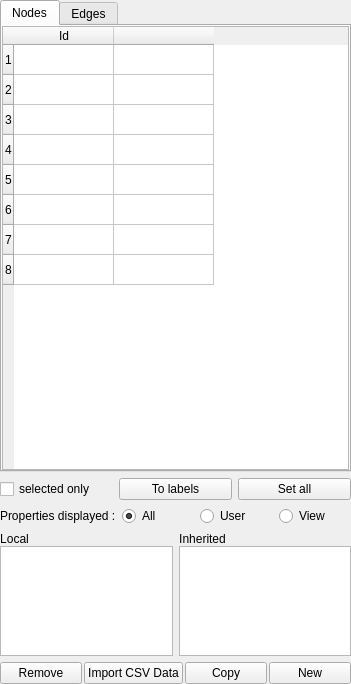
The window that library/tulip-qt/designer/PropertyDialog.ui (vadivelselvaraj/TulipGLImprovement) describes before a commit, drawn with Qt 5.
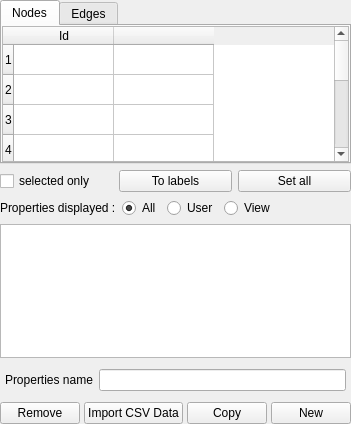
The same window after the commit. Custom widgets are drawn as their Qt base class.

Commit message: Add new properties widget.

The edit to the form file:
```diff
--- a/library/tulip-qt/designer/PropertyDialog.ui
+++ b/library/tulip-qt/designer/PropertyDialog.ui
@@ -1,17 +1,19 @@
 <?xml version="1.0" encoding="UTF-8"?>
 <ui version="4.0">
  <class>PropertyDialogData</class>
- <widget class="QWidget" name="PropertyDialogData">
-  <property name="geometry">
+ <widget class="QWidget" name="PropertyDialogData" >
+  <property name="geometry" >
    <rect>
     <x>0</x>
     <y>0</y>
-    <width>351</width>
-    <height>684</height>
+    <width>314</width>
+    <height>424</height>
    </rect>
   </property>
-  <property name="sizePolicy">
-   <sizepolicy hsizetype="Expanding" vsizetype="Expanding">
+  <property name="sizePolicy" >
+   <sizepolicy>
+    <hsizetype>7</hsizetype>
+    <vsizetype>7</vsizetype>
     <horstretch>0</horstretch>
     <verstretch>0</verstretch>
    </sizepolicy>
@@ -31,22 +33,35 @@
   <property name="windowTitle">
    <string>Property Editor</string>
   </property>
-  <layout class="QVBoxLayout" name="verticalLayout">
-   <property name="margin">
+  <layout class="QGridLayout" >
+   <property name="margin" >
     <number>0</number>
    </property>
-   <item>
-    <layout class="QVBoxLayout">
-     <property name="spacing">
+   <property name="spacing" >
+    <number>0</number>
+   </property>
+   <item row="0" column="0" >
+    <layout class="QVBoxLayout" >
+     <property name="margin" >
+      <number>0</number>
+     </property>
+     <property name="spacing" >
       <number>6</number>
      </property>
-     <property name="margin">
+     <item>
+      <layout class="QVBoxLayout" >
+       <property name="margin" >
       <number>0</number>
      </property>
+       <property name="spacing" >
+        <number>6</number>
+       </property>
      <item>
-      <widget class="QTabWidget" name="tabWidget">
-       <property name="sizePolicy">
-        <sizepolicy hsizetype="Expanding" vsizetype="Expanding">
+        <widget class="QTabWidget" name="tabWidget" >
+         <property name="sizePolicy" >
+          <sizepolicy>
+           <hsizetype>7</hsizetype>
+           <vsizetype>7</vsizetype>
          <horstretch>0</horstretch>
          <verstretch>2</verstretch>
         </sizepolicy>
@@ -67,17 +82,19 @@
         <attribute name="title">
          <string>Nodes</string>
         </attribute>
-        <layout class="QGridLayout">
-         <property name="margin">
+          <layout class="QGridLayout" >
+           <property name="margin" >
           <number>0</number>
          </property>
          <property name="spacing">
           <number>6</number>
          </property>
-         <item row="0" column="0">
-          <widget class="PropertyWidget" name="tableNodes">
-           <property name="sizePolicy">
-            <sizepolicy hsizetype="Ignored" vsizetype="Expanding">
+           <item row="0" column="0" >
+            <widget class="PropertyWidget" name="tableNodes" >
+             <property name="sizePolicy" >
+              <sizepolicy>
+               <hsizetype>13</hsizetype>
+               <vsizetype>7</vsizetype>
              <horstretch>0</horstretch>
              <verstretch>0</verstretch>
             </sizepolicy>
@@ -147,16 +164,16 @@
       </widget>
      </item>
      <item>
-      <layout class="QHBoxLayout">
-       <property name="spacing">
-        <number>6</number>
-       </property>
-       <property name="margin">
+        <layout class="QHBoxLayout" >
+         <property name="margin" >
         <number>0</number>
        </property>
+         <property name="spacing" >
+          <number>6</number>
+         </property>
        <item>
-        <widget class="QCheckBox" name="CheckBox1">
-         <property name="toolTip">
+          <widget class="QCheckBox" name="CheckBox1" >
+           <property name="toolTip" >
           <string>Display/Update only the selected nodes or edges</string>
          </property>
          <property name="text">
@@ -165,9 +182,11 @@
         </widget>
        </item>
        <item>
-        <widget class="QPushButton" name="removeButton_2">
-         <property name="sizePolicy">
-          <sizepolicy hsizetype="Fixed" vsizetype="Fixed">
+          <widget class="QPushButton" name="removeButton_2" >
+           <property name="sizePolicy" >
+            <sizepolicy>
+             <hsizetype>0</hsizetype>
+             <vsizetype>0</vsizetype>
            <horstretch>0</horstretch>
            <verstretch>0</verstretch>
           </sizepolicy>
@@ -187,8 +206,8 @@
         </widget>
        </item>
        <item>
-        <widget class="QPushButton" name="setAllButton">
-         <property name="toolTip">
+          <widget class="QPushButton" name="setAllButton" >
+           <property name="toolTip" >
           <string>Give the same value to current property for all nodes or edges</string>
          </property>
          <property name="text">
@@ -201,23 +220,23 @@
     </layout>
    </item>
    <item>
-    <layout class="QHBoxLayout">
-     <property name="spacing">
-      <number>6</number>
-     </property>
-     <property name="margin">
+      <layout class="QHBoxLayout" >
+       <property name="margin" >
       <number>0</number>
      </property>
+       <property name="spacing" >
+        <number>6</number>
+       </property>
      <item>
-      <widget class="QLabel" name="label">
-       <property name="text">
+        <widget class="QLabel" name="label" >
+         <property name="text" >
         <string>Properties displayed :</string>
        </property>
       </widget>
      </item>
      <item>
-      <widget class="QRadioButton" name="radioAll">
-       <property name="toolTip">
+        <widget class="QRadioButton" name="radioAll" >
+         <property name="toolTip" >
         <string>Displays all properties</string>
        </property>
        <property name="text">
@@ -229,8 +248,8 @@
       </widget>
      </item>
      <item>
-      <widget class="QRadioButton" name="radioWork">
-       <property name="toolTip">
+        <widget class="QRadioButton" name="radioWork" >
+         <property name="toolTip" >
         <string>Only display user properties (properties whose names don't start with view)</string>
        </property>
        <property name="text">
@@ -239,8 +258,8 @@
       </widget>
      </item>
      <item>
-      <widget class="QRadioButton" name="radioView">
-       <property name="toolTip">
+        <widget class="QRadioButton" name="radioView" >
+         <property name="toolTip" >
         <string>Only display visual properties (properties whose names start with view)</string>
        </property>
        <property name="text">
@@ -248,143 +267,66 @@
        </property>
       </widget>
      </item>
+       <item>
+        <spacer>
+         <property name="orientation" >
+          <enum>Qt::Horizontal</enum>
+         </property>
+         <property name="sizeHint" >
+          <size>
+           <width>40</width>
+           <height>20</height>
+          </size>
+         </property>
+        </spacer>
+       </item>
     </layout>
    </item>
    <item>
-    <layout class="QGridLayout">
-     <property name="margin">
-      <number>0</number>
-     </property>
-     <property name="spacing">
+      <widget class="tlp::GraphPropertiesTableWidget" name="propertiesWidget" />
+     </item>
+     <item>
+      <layout class="QHBoxLayout" >
+       <property name="margin" >
+        <number>5</number>
+       </property>
+       <property name="spacing" >
       <number>6</number>
      </property>
-     <item row="0" column="0">
-      <layout class="QVBoxLayout">
-       <property name="spacing">
-        <number>0</number>
-       </property>
-       <property name="margin">
-        <number>0</number>
-       </property>
        <item>
-        <widget class="QLabel" name="localLabel">
-         <property name="sizePolicy">
-          <sizepolicy hsizetype="Fixed" vsizetype="Fixed">
-           <horstretch>0</horstretch>
-           <verstretch>0</verstretch>
-          </sizepolicy>
+        <widget class="QLabel" name="label_2" >
+         <property name="text" >
+          <string>Properties name</string>
          </property>
-         <property name="text">
-          <string>Local</string>
+         <property name="buddy" >
+          <cstring>propertiesNameFilterLineEdit</cstring>
          </property>
-         <property name="alignment">
-          <set>Qt::AlignCenter</set>
-         </property>
-         <property name="wordWrap">
-          <bool>false</bool>
-         </property>
         </widget>
        </item>
        <item>
-        <widget class="QListWidget" name="localProperties">
-         <property name="sizePolicy">
-          <sizepolicy hsizetype="Ignored" vsizetype="Fixed">
-           <horstretch>0</horstretch>
-           <verstretch>0</verstretch>
-          </sizepolicy>
-         </property>
-         <property name="minimumSize">
-          <size>
-           <width>150</width>
-           <height>110</height>
-          </size>
-         </property>
-         <property name="maximumSize">
-          <size>
-           <width>16777215</width>
-           <height>110</height>
-          </size>
-         </property>
-         <property name="resizeMode">
-          <enum>QListView::Fixed</enum>
-         </property>
-         <property name="uniformItemSizes">
-          <bool>true</bool>
-         </property>
-        </widget>
+        <widget class="QLineEdit" name="propertiesNameFilterLineEdit" />
        </item>
       </layout>
      </item>
-     <item row="0" column="1">
-      <layout class="QVBoxLayout">
-       <property name="spacing">
+     <item>
+      <layout class="QHBoxLayout" >
+       <property name="margin" >
         <number>0</number>
        </property>
-       <property name="margin">
-        <number>0</number>
+       <property name="spacing" >
+        <number>4</number>
        </property>
        <item>
-        <widget class="QLabel" name="inheritedLabel">
-         <property name="sizePolicy">
-          <sizepolicy hsizetype="Fixed" vsizetype="Fixed">
+          <widget class="QPushButton" name="removeButton" >
+           <property name="sizePolicy" >
+            <sizepolicy>
+             <hsizetype>7</hsizetype>
+             <vsizetype>0</vsizetype>
            <horstretch>0</horstretch>
            <verstretch>0</verstretch>
           </sizepolicy>
          </property>
-         <property name="text">
-          <string>Inherited</string>
-         </property>
-         <property name="alignment">
-          <set>Qt::AlignCenter</set>
-         </property>
-         <property name="wordWrap">
-          <bool>false</bool>
-         </property>
-        </widget>
-       </item>
-       <item>
-        <widget class="QListWidget" name="inheritedProperties">
-         <property name="sizePolicy">
-          <sizepolicy hsizetype="Ignored" vsizetype="Fixed">
-           <horstretch>0</horstretch>
-           <verstretch>0</verstretch>
-          </sizepolicy>
-         </property>
-         <property name="minimumSize">
-          <size>
-           <width>150</width>
-           <height>110</height>
-          </size>
-         </property>
-         <property name="maximumSize">
-          <size>
-           <width>16777215</width>
-           <height>110</height>
-          </size>
-         </property>
-         <property name="resizeMode">
-          <enum>QListView::Fixed</enum>
-         </property>
-        </widget>
-       </item>
-      </layout>
-     </item>
-    </layout>
-   </item>
-   <item>
-    <layout class="QHBoxLayout" name="horizontalLayout">
-     <property name="spacing">
-      <number>2</number>
-     </property>
-     <item>
-      <widget class="QPushButton" name="removeButton">
-       <property name="sizePolicy">
-        <sizepolicy hsizetype="Expanding" vsizetype="Fixed">
-         <horstretch>0</horstretch>
-         <verstretch>0</verstretch>
-        </sizepolicy>
-       </property>
-       <property name="maximumSize">
+           <property name="maximumSize" >
         <size>
          <width>16777215</width>
          <height>28</height>
@@ -393,12 +335,14 @@
        <property name="text">
         <string>Remove</string>
        </property>
-      </widget>
+          </widget>        
      </item>
      <item>
-      <widget class="QPushButton" name="importCSVPushButton">
-       <property name="sizePolicy">
-        <sizepolicy hsizetype="Expanding" vsizetype="Fixed">
+        <widget class="QPushButton" name="importCSVPushButton" >
+        <property name="sizePolicy" >
+            <sizepolicy>
+             <hsizetype>7</hsizetype>
+             <vsizetype>0</vsizetype>
          <horstretch>0</horstretch>
          <verstretch>0</verstretch>
         </sizepolicy>
@@ -414,10 +358,12 @@
        </property>
       </widget>
      </item>
-     <item>
-      <widget class="QPushButton" name="cloneButton">
-       <property name="sizePolicy">
-        <sizepolicy hsizetype="Expanding" vsizetype="Fixed">
+       <item>        
+          <widget class="QPushButton" name="cloneButton" >
+          <property name="sizePolicy" >
+            <sizepolicy>
+             <hsizetype>7</hsizetype>
+             <vsizetype>0</vsizetype>
          <horstretch>0</horstretch>
          <verstretch>0</verstretch>
         </sizepolicy>
@@ -434,9 +380,11 @@
       </widget>
      </item>
      <item>
-      <widget class="QPushButton" name="newButton">
-       <property name="sizePolicy">
-        <sizepolicy hsizetype="Expanding" vsizetype="Fixed">
+          <widget class="QPushButton" name="newButton" >
+           <property name="sizePolicy" >
+            <sizepolicy>
+             <hsizetype>7</hsizetype>
+             <vsizetype>0</vsizetype>
          <horstretch>0</horstretch>
          <verstretch>0</verstretch>
         </sizepolicy>
@@ -450,14 +398,21 @@
        <property name="text">
         <string>New</string>
        </property>
-      </widget>
+          </widget>                
      </item>
     </layout>
    </item>
   </layout>
+   </item>
+  </layout>
  </widget>
- <layoutdefault spacing="6" margin="11"/>
+ <layoutdefault spacing="6" margin="11" />
  <customwidgets>
+  <customwidget>
+   <class>tlp::GraphPropertiesTableWidget</class>
+   <extends>QTableWidget</extends>
+   <header>tulip/GraphPropertiesTableWidget.h</header>
+  </customwidget>
   <customwidget>
    <class>PropertyWidget</class>
    <extends>QTableWidget</extends>
```
Left out of the diff: 100 changed lines with no effect on the pictures. Lines whose indentation alone changed are shown as unchanged. The commit also changes 8 other files.
